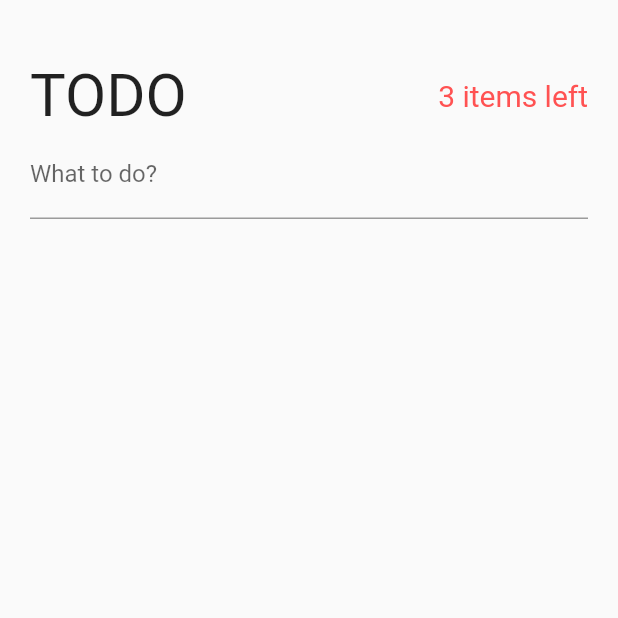
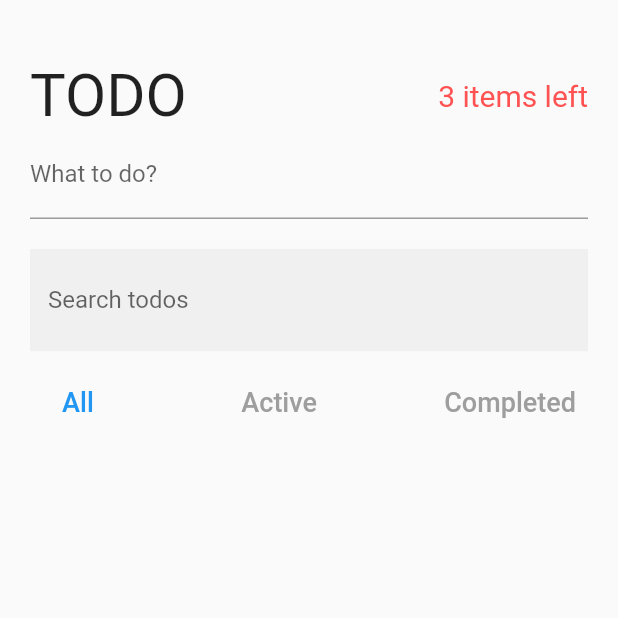
Before and after one commit to kakakaokaok/todo-flutter, a Flutter app: the screen it shows after launch, on a phone screen of 412 x 824 dp, the top half of it. Run offline on Flutter 3.47's test engine with Material 2 defaults, Android fonts, the phone set to English and light mode, and no system bars; our stand-ins replace equatable, logger.

Commit message:
48. SearchAndFilterTodo widget

```diff
--- /dev/null
+++ b/lib/logger/logger.dart
@@ -0,0 +1,3 @@
+import 'package:logger/logger.dart';
+
+final logger = Logger();
--- a/lib/pages/todos_page.dart
+++ b/lib/pages/todos_page.dart
@@ -1,6 +1,7 @@
 import 'package:flutter/material.dart';
 import 'package:provider/provider.dart';
 
+import '../models/todo_model.dart';
 import '../providers/providers.dart';
 
 class TodosPage extends StatefulWidget {
@@ -21,6 +22,8 @@ class _TodosPageState extends State<TodosPage> {
             children: [
               TodoHeader(),
               CreateTodo(),
+              SizedBox(height: 20.0),
+              SearchAndFilterTodo(),
             ],
           ),
         ),
@@ -85,3 +88,61 @@ class _CreateTodoState extends State<CreateTodo> {
     );
   }
 }
+
+class SearchAndFilterTodo extends StatelessWidget {
+  const SearchAndFilterTodo({Key? key}) : super(key: key);
+
+  @override
+  Widget build(BuildContext context) {
+    return Column(
+      children: [
+        TextField(
+          decoration: InputDecoration(
+            labelText: 'Search todos',
+            border: InputBorder.none,
+            filled: true,
+            prefix: Icon(Icons.search),
+          ),
+          onChanged: (String? newSearchTerm) {
+            if (newSearchTerm != null) {
+              context.read<TodoSearch>().setSearchTerm(newSearchTerm);
+            }
+          },
+        ),
+        SizedBox(height: 10.0),
+        Row(
+          mainAxisAlignment: MainAxisAlignment.spaceBetween,
+          children: [
+            filterButton(context, Filter.all),
+            filterButton(context, Filter.active),
+            filterButton(context, Filter.completed),
+          ],
+        ),
+      ],
+    );
+  }
+
+  Widget filterButton(BuildContext context, Filter filter) {
+    return TextButton(
+      onPressed: () {
+        context.read<TodoFilter>().changeFilter(filter);
+      },
+      child: Text(
+        filter == Filter.all
+            ? 'All'
+            : filter == Filter.active
+                ? 'Active'
+                : 'Completed',
+        style: TextStyle(
+          fontSize: 18.0,
+          color: textColor(context, filter),
+        ),
+      ),
+    );
+  }
+
+  Color textColor(BuildContext context, Filter filter) {
+    final currentFilter = context.watch<TodoFilter>().state.filter;
+    return currentFilter == filter ? Colors.blue : Colors.grey;
+  }
+}
```
